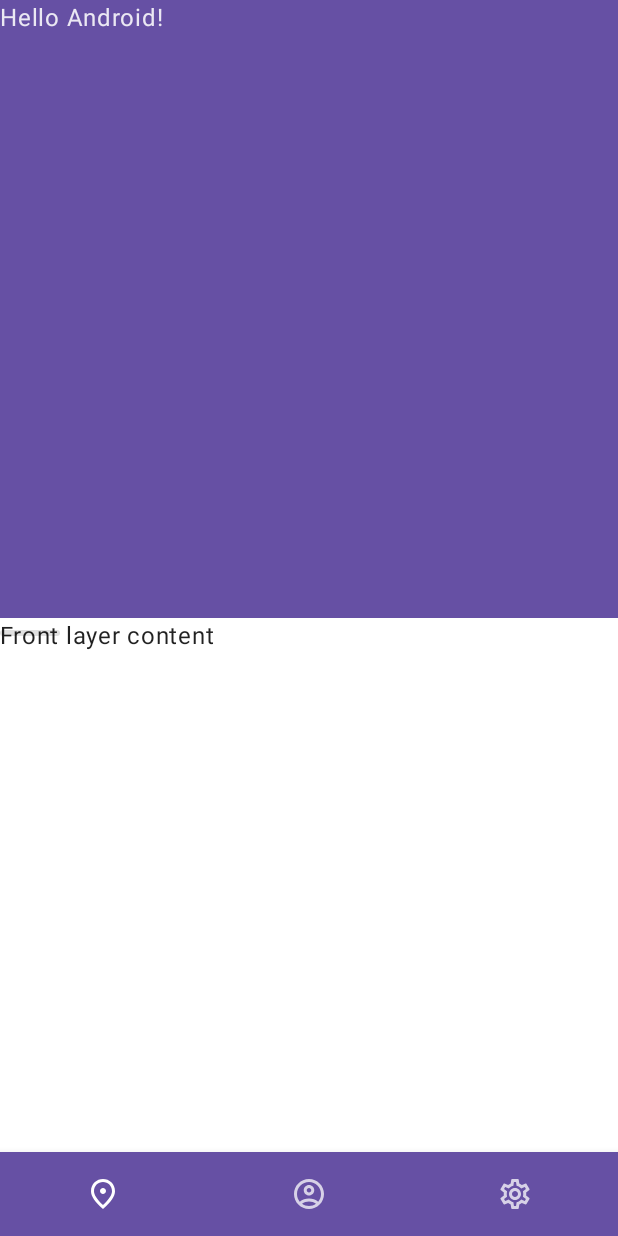
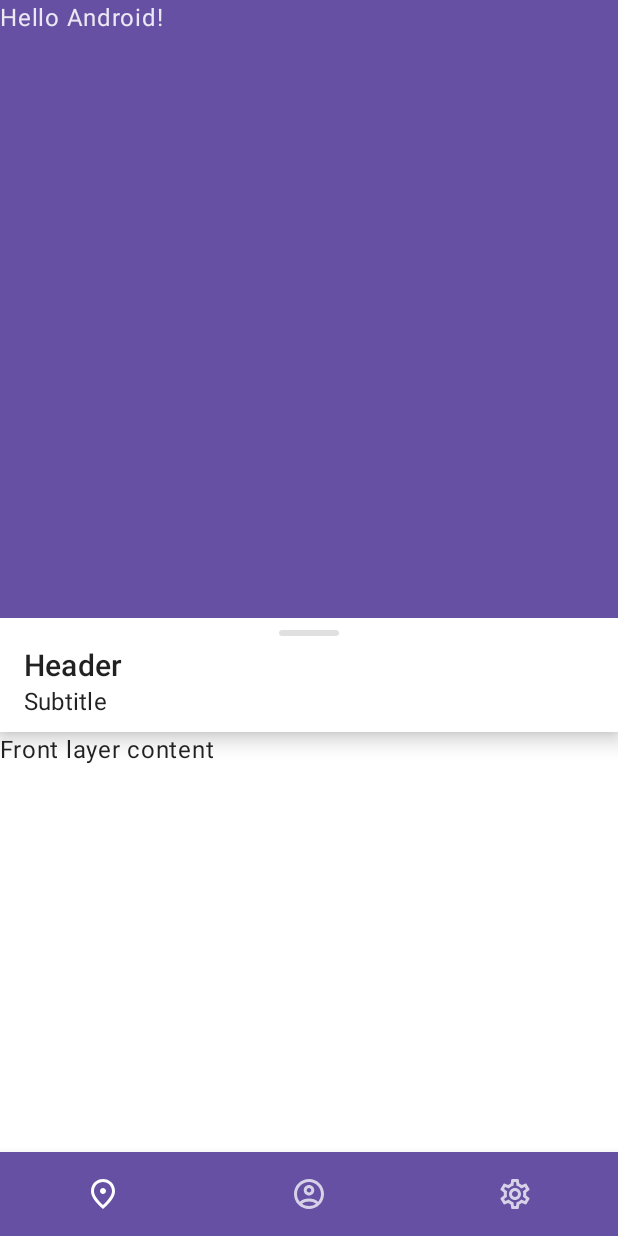
Before and after one commit to appsoluut/layerscaffold, an Android app built with Jetpack Compose: the screen it shows after launch (MainActivity), on a phone screen of 412 x 824 dp. Run offline under Robolectric (Android 15) with nearby library versions, the phone set to English and light mode, and no system bars.

Commit message:
Add support for optional front layer header

```diff
--- a/example/src/main/java/com/appsoluut/demo/MainActivity.kt
+++ b/example/src/main/java/com/appsoluut/demo/MainActivity.kt
@@ -3,7 +3,10 @@ package com.appsoluut.demo
 import android.os.Bundle
 import androidx.activity.ComponentActivity
 import androidx.activity.compose.setContent
+import androidx.compose.foundation.layout.Column
+import androidx.compose.foundation.layout.padding
 import androidx.compose.material.ExperimentalMaterialApi
+import androidx.compose.material.MaterialTheme
 import androidx.compose.material.Text
 import androidx.compose.runtime.Composable
 import androidx.compose.ui.Modifier
@@ -23,12 +26,13 @@ class MainActivity : ComponentActivity() {
             LayerScaffoldTheme {
                 // A layer container using the 'background' color from the theme
                 LayerScaffold(
-                    backLayerPeekHeight = 20.dp,
-                    frontLayerPeekHeight = 100.dp,
                     headerHeight = headerHeight.dp,
                     bottomBar = { BottomBar() },
                     backLayerContent = {
                         Greeting("Android")
+                    },
+                    frontLayerHeader = {
+                        SheetHeader()
                     },
                     frontLayerContent = {
                         Text("Front layer content")
@@ -36,6 +40,24 @@ class MainActivity : ComponentActivity() {
                 )
             }
         }
+    }
+}
+
+@Composable
+fun SheetHeader(
+    modifier: Modifier = Modifier
+) {
+    Column(
+        modifier = modifier.padding(horizontal = 16.dp).padding(bottom = 8.dp)
+    ) {
+        Text(
+            text = "Header",
+            style = MaterialTheme.typography.h6
+        )
+        Text(
+            text = "Subtitle",
+            style = MaterialTheme.typography.subtitle1
+        )
     }
 }
 
--- /dev/null
+++ b/layerscaffold/src/main/java/com/appsoluut/layerscaffold/FrontLayer.kt
@@ -0,0 +1,27 @@
+package com.appsoluut.layerscaffold
+
+import androidx.compose.foundation.layout.Column
+import androidx.compose.material.Surface
+import androidx.compose.runtime.Composable
+import androidx.compose.ui.Modifier
+import com.appsoluut.layerscaffold.LayerScaffoldDefaults.FrontLayerHeaderElevation
+
+@Composable
+internal fun FrontLayer(
+    handle: @Composable () -> Unit,
+    header: @Composable () -> Unit,
+    content: @Composable () -> Unit,
+    modifier: Modifier = Modifier
+) {
+    Column(modifier = modifier) {
+        Surface(
+            elevation = FrontLayerHeaderElevation
+        ) {
+            Column {
+                handle()
+                header()
+            }
+        }
+        content()
+    }
+}
--- a/layerscaffold/src/main/java/com/appsoluut/layerscaffold/LayerHandle.kt
+++ b/layerscaffold/src/main/java/com/appsoluut/layerscaffold/LayerHandle.kt
@@ -3,7 +3,7 @@ package com.appsoluut.layerscaffold
 import androidx.compose.foundation.background
 import androidx.compose.foundation.layout.Box
 import androidx.compose.foundation.layout.defaultMinSize
-import androidx.compose.foundation.layout.padding
+import androidx.compose.foundation.layout.fillMaxWidth
 import androidx.compose.foundation.shape.RoundedCornerShape
 import androidx.compose.material.MaterialTheme
 import androidx.compose.runtime.Composable
@@ -12,8 +12,8 @@ import androidx.compose.ui.Modifier
 import androidx.compose.ui.graphics.Color
 import androidx.compose.ui.graphics.Shape
 import com.appsoluut.layerscaffold.LayerScaffoldDefaults.FrontLayerHandleHeight
+import com.appsoluut.layerscaffold.LayerScaffoldDefaults.FrontLayerHandleMinHeight
 import com.appsoluut.layerscaffold.LayerScaffoldDefaults.FrontLayerHandleWidth
-import com.appsoluut.layerscaffold.LayerScaffoldDefaults.FrontLayerVerticalPadding
 
 /**
  * A composable that displays a handle for the front layer.
@@ -33,7 +33,7 @@ internal fun LayerHandle(
     shape: Shape = RoundedCornerShape(percent = 50)
 ) {
     Box(
-        modifier = modifier.padding(vertical = FrontLayerVerticalPadding),
+        modifier = modifier.fillMaxWidth().defaultMinSize(minHeight = FrontLayerHandleMinHeight),
         contentAlignment = contentAlignment
     ) {
         Box(
--- a/layerscaffold/src/main/java/com/appsoluut/layerscaffold/LayerScaffold.kt
+++ b/layerscaffold/src/main/java/com/appsoluut/layerscaffold/LayerScaffold.kt
@@ -1,7 +1,6 @@
 package com.appsoluut.layerscaffold
 
 import androidx.compose.foundation.gestures.Orientation
-import androidx.compose.foundation.layout.Box
 import androidx.compose.foundation.layout.fillMaxSize
 import androidx.compose.foundation.layout.offset
 import androidx.compose.foundation.layout.padding
@@ -38,21 +37,22 @@ fun LayerScaffold(
     scaffoldState: LayerScaffoldState = rememberLayerScaffoldState(initialValue = LayerValue.Revealed),
     gesturesEnabled: Boolean = true,
     headerHeight: Dp = LayerScaffoldDefaults.HeaderHeight,
-    backLayerPeekHeight: Dp = LayerScaffoldDefaults.PeekHeight,
+    backLayerPeekHeight: Dp = LayerScaffoldDefaults.BackLayerPeekHeight,
     backLayerBackgroundColor: Color = MaterialTheme.colors.primary,
     backLayerContentColor: Color = contentColorFor(backLayerBackgroundColor),
-    frontLayerPeekHeight: Dp = LayerScaffoldDefaults.PeekHeight,
+    frontLayerPeekHeight: Dp? = null,
     frontLayerBackgroundColor: Color = MaterialTheme.colors.surface,
     frontLayerContentColor: Color = contentColorFor(frontLayerBackgroundColor),
+    frontLayerHeader: @Composable () -> Unit = {},
     frontLayerHandle: @Composable () -> Unit = { LayerHandle() },
 ) {
     val headerHeightPx: Float
     val backLayerPeekHeightPx: Float
-    val frontLayerPeekHeightPx: Float
+    var frontLayerPeekHeightPx: Float
     with(LocalDensity.current) {
         headerHeightPx = headerHeight.toPx()
         backLayerPeekHeightPx = backLayerPeekHeight.toPx()
-        frontLayerPeekHeightPx = frontLayerPeekHeight.toPx()
+        frontLayerPeekHeightPx = frontLayerPeekHeight?.toPx() ?: -1f
     }
 
     val calculateBackLayerConstraints: (Constraints) -> Constraints = {
@@ -69,10 +69,15 @@ fun LayerScaffold(
             modifier = modifier.fillMaxSize(),
             bottomBar = bottomBar,
             backLayer = backLayerContent,
+            frontLayerHandle = frontLayerHandle,
+            frontLayerHeader = frontLayerHeader,
             calculateBackLayerConstraints = calculateBackLayerConstraints
-        ) { constraints, backLayerHeight, bottomBarHeight ->
+        ) { constraints, backLayerHeight, combinedHeaderHeight, bottomBarHeight ->
             val fullHeight = constraints.maxHeight.toFloat()
             val revealedHeight = fullHeight - headerHeightPx
+            if (frontLayerPeekHeightPx < 0) {
+                frontLayerPeekHeightPx = combinedHeaderHeight
+            }
             val peekHeight = fullHeight - frontLayerPeekHeightPx - bottomBarHeight
 
             val concealedContentDescription = stringResource(id = R.string.layerscaffold_cd_concealed)
@@ -139,10 +144,12 @@ fun LayerScaffold(
                 color = frontLayerBackgroundColor,
                 contentColor = frontLayerContentColor
             ) {
-                Box(modifier = Modifier.padding(bottom = backLayerPeekHeight)) {
-                    frontLayerHandle()
-                    frontLayerContent()
-                }
+                FrontLayer(
+                    modifier = Modifier.padding(bottom = backLayerPeekHeight),
+                    handle = frontLayerHandle,
+                    header = frontLayerHeader,
+                    content = frontLayerContent
+                )
             }
         }
     }
--- a/layerscaffold/src/main/java/com/appsoluut/layerscaffold/LayerScaffoldDefaults.kt
+++ b/layerscaffold/src/main/java/com/appsoluut/layerscaffold/LayerScaffoldDefaults.kt
@@ -10,12 +10,17 @@ object LayerScaffoldDefaults {
     /**
      * The default peek height of the back layer.
      */
-    val PeekHeight = 56.dp
+    val BackLayerPeekHeight = 18.dp
+
+    /**
+     * The default peek height of the front layer.
+     */
+    val FrontLayerPeekHeight = 56.dp
 
     /**
      * The default header height of the front layer.
      */
-    val HeaderHeight = 48.dp
+    val HeaderHeight = 128.dp
 
     /**
      * The default width of the front layer handle.
@@ -28,7 +33,12 @@ object LayerScaffoldDefaults {
     val FrontLayerHandleHeight = 4.dp
 
     /**
-     * The default vertical padding of the front layer.
+     * The default minimum height of the front layer handle.
      */
-    val FrontLayerVerticalPadding = 8.dp
+    val FrontLayerHandleMinHeight = 20.dp
+
+    /**
+     * The default elevation of the front layer header.
+     */
+    val FrontLayerHeaderElevation = 8.dp
 }
--- a/layerscaffold/src/main/java/com/appsoluut/layerscaffold/Stack.kt
+++ b/layerscaffold/src/main/java/com/appsoluut/layerscaffold/Stack.kt
@@ -1,5 +1,6 @@
 package com.appsoluut.layerscaffold
 
+import androidx.compose.foundation.layout.Column
 import androidx.compose.runtime.Composable
 import androidx.compose.ui.Modifier
 import androidx.compose.ui.UiComposable
@@ -30,7 +31,9 @@ internal fun Stack(
     bottomBar: @Composable @UiComposable () -> Unit,
     backLayer: @Composable @UiComposable () -> Unit,
     calculateBackLayerConstraints: (Constraints) -> Constraints,
-    frontLayer: @Composable @UiComposable (Constraints, Float, Float) -> Unit
+    frontLayerHandle: @Composable @UiComposable () -> Unit,
+    frontLayerHeader: @Composable @UiComposable () -> Unit,
+    frontLayer: @Composable @UiComposable (Constraints, Float, Float, Float) -> Unit
 ) {
     SubcomposeLayout(modifier) { constraints ->
         val looseConstraints = constraints.copy(
@@ -49,8 +52,15 @@ internal fun Stack(
 
         val backLayerHeight = backLayerPlaceable.height.toFloat()
 
+        val frontLayerCombinedHeaderHeight = subcompose("header") {
+            Column {
+                frontLayerHandle()
+                frontLayerHeader()
+            }
+        }.sumOf { it.measure(looseConstraints).height }.toFloat()
+
         val placeables = subcompose(Layers.Front) {
-            frontLayer(constraints, backLayerHeight, bottomBarHeight.toFloat())
+            frontLayer(constraints, backLayerHeight, frontLayerCombinedHeaderHeight, bottomBarHeight.toFloat())
         }.fastMap { it.measure(constraints) }
 
         var maxWidth = max(constraints.minWidth, backLayerPlaceable.width)
```
Also changed, not shown: 2 other files.
